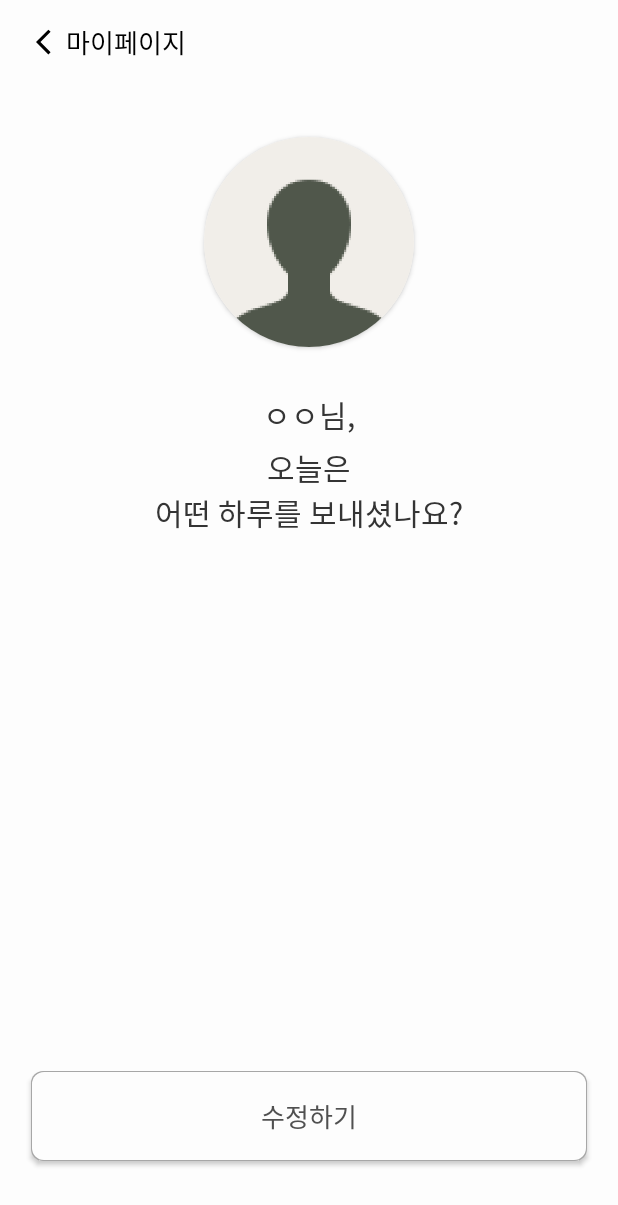
After one commit to Team-OnePiece/OnePiece_Android, an Android app: the layout activity_my_page.xml on its own in the app's theme, with its tools: preview values and no code run, on a phone screen of 412 x 824 dp. The commit adds this screen. Shown: the top 1205 px of the screen. Run offline under Robolectric (Android 15) with nearby library versions, the phone set to English and light mode, and no system bars.

Commit message:
⚡️:: MyPage 기능 구현

```diff
--- /dev/null
+++ b/app/src/main/res/layout/activity_my_page.xml
@@ -0,0 +1,78 @@
+<?xml version="1.0" encoding="utf-8"?>
+<androidx.constraintlayout.widget.ConstraintLayout xmlns:android="http://schemas.android.com/apk/res/android"
+    xmlns:app="http://schemas.android.com/apk/res-auto"
+    xmlns:tools="http://schemas.android.com/tools"
+    android:layout_width="match_parent"
+    android:layout_height="match_parent"
+    android:background="@color/gray_000"
+    tools:context=".MyPageActivity">
+
+    <ImageView
+        android:id="@+id/img_my_back"
+        style="@style/account_img_back"
+        app:layout_constraintStart_toStartOf="parent"
+        app:layout_constraintTop_toTopOf="parent"/>
+
+    <TextView
+        android:id="@+id/text_my"
+        android:layout_width="wrap_content"
+        android:layout_height="wrap_content"
+        android:text="마이페이지"
+        android:textSize="17sp"
+        android:textColor="@color/black"
+        android:fontFamily="@font/orbit"
+        app:layout_constraintStart_toEndOf="@id/img_my_back"
+        app:layout_constraintTop_toTopOf="@id/img_my_back"
+        app:layout_constraintBottom_toBottomOf="@id/img_my_back" />
+
+    <androidx.cardview.widget.CardView
+        android:id="@+id/card_my_profile"
+        android:layout_width="140dp"
+        android:layout_height="140dp"
+        app:cardCornerRadius="70dp"
+        android:layout_marginTop="50dp"
+        app:layout_constraintStart_toStartOf="parent"
+        app:layout_constraintEnd_toEndOf="parent"
+        app:layout_constraintTop_toBottomOf="@+id/text_my">
+        <ImageView
+            android:id="@+id/img_my_profile"
+            android:layout_width="match_parent"
+            android:layout_height="match_parent"
+            android:src="@drawable/default_profile"/>
+    </androidx.cardview.widget.CardView>
+
+    <TextView
+        android:id="@+id/text_my_nickname"
+        style="@style/my_page_text"
+        android:text="ㅇㅇ님,"
+        android:layout_marginTop="30dp"
+        app:layout_constraintStart_toStartOf="@id/card_my_profile"
+        app:layout_constraintEnd_toEndOf="@id/card_my_profile"
+        app:layout_constraintTop_toBottomOf="@id/card_my_profile"/>
+
+    <TextView
+        android:id="@+id/text_my_content"
+        style="@style/my_page_text"
+        android:text="오늘은\n어떤 하루를 보내셨나요?"
+        android:gravity="center"
+        android:layout_marginTop="5dp"
+        app:layout_constraintStart_toStartOf="@id/text_my_nickname"
+        app:layout_constraintEnd_toEndOf="@id/text_my_nickname"
+        app:layout_constraintTop_toBottomOf="@id/text_my_nickname" />
+
+    <Button
+        android:id="@+id/btn_my_modify"
+        android:layout_width="0dp"
+        android:layout_height="60dp"
+        app:layout_constraintWidth_percent="0.9"
+        android:background="@drawable/edit_background"
+        android:text="수정하기"
+        android:textSize="17sp"
+        android:fontFamily="@font/orbit"
+        android:textColor="@color/gray_700"
+        android:layout_marginBottom="50dp"
+        app:layout_constraintStart_toStartOf="parent"
+        app:layout_constraintEnd_toEndOf="parent"
+        app:layout_constraintBottom_toBottomOf="parent" />
+
+</androidx.constraintlayout.widget.ConstraintLayout>
--- a/app/src/main/res/values/colors.xml
+++ b/app/src/main/res/values/colors.xml
@@ -8,6 +8,7 @@
     <color name="gray_000">#FDFDFD</color>
     <color name="gray_400">#A7A7A7</color>
     <color name="gray_600">#7C7C7C</color>
-    <color name="transparent">#00000000</color>
+    <color name="gray_700">#505050</color>
+    <color name="gray_800">#343434</color>
     <color name="red">#FF0000</color>
 </resources>
--- a/app/src/main/res/values/style.xml
+++ b/app/src/main/res/values/style.xml
@@ -85,4 +85,11 @@
         <item name="android:layout_marginStart">3dp</item>
         <item name="android:layout_marginTop">7dp</item>
     </style>
+    <style name="my_page_text">
+        <item name="android:layout_width">wrap_content</item>
+        <item name="android:layout_height">wrap_content</item>
+        <item name="android:textColor">@color/gray_800</item>
+        <item name="android:fontFamily">@font/orbit</item>
+        <item name="android:textSize">20sp</item>
+    </style>
 </resources>
```
Also changed, not shown: app/src/main/java/com/example/onepiece_android/MyPageActivity.java (added, +58 -0 lines), app/src/main/java/com/example/onepiece_android/ServerApi.java (+23 -0 lines), app/src/main/java/com/example/onepiece_android/UserInfoResponse.java (added, +14 -0 lines), app/src/main/res/drawable/default_profile.png (added).
